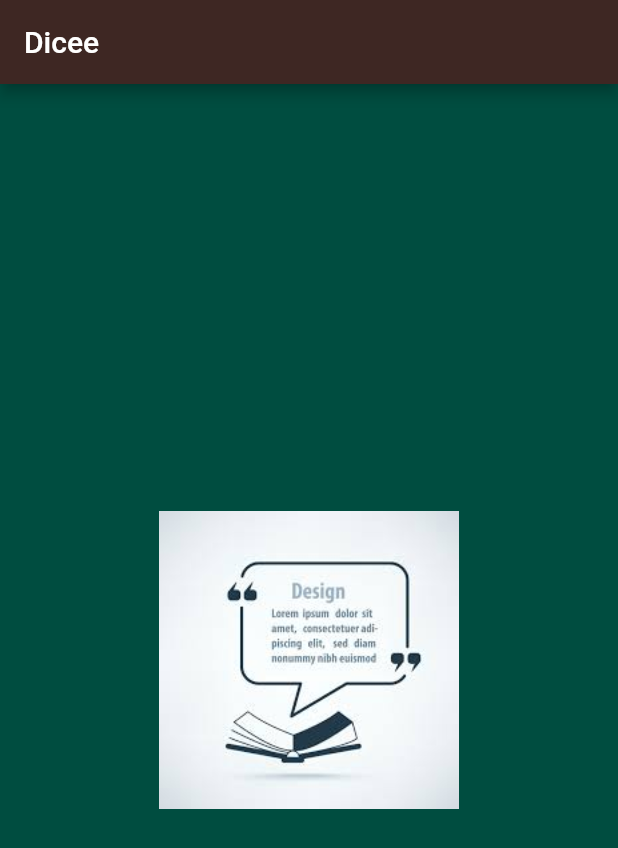
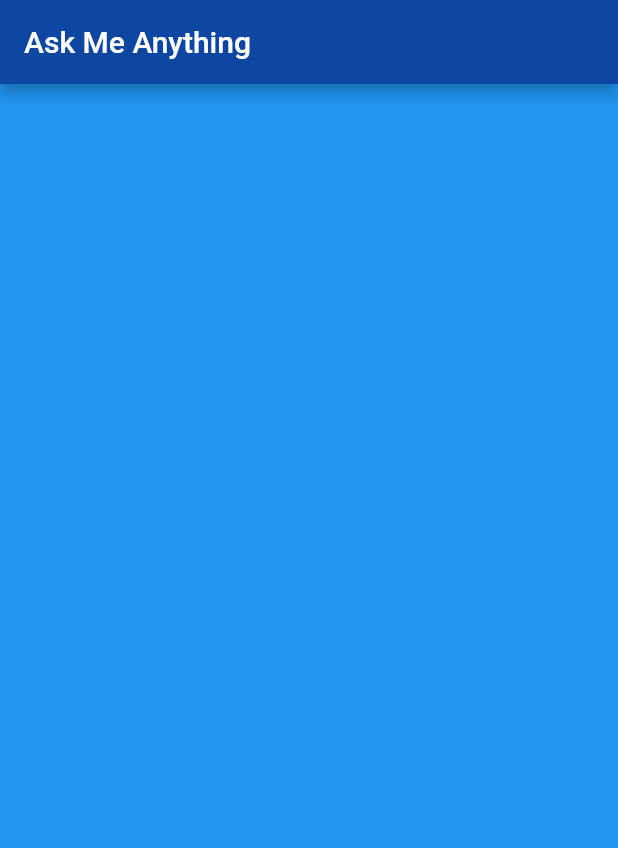
Before and after one commit to abhishekvarde/FlutterImageChanger, a Flutter app: the screen it shows after launch, on a phone screen of 412 x 824 dp. Shown: the top 848 px of the screen. Run offline on Flutter 3.47's test engine with Material 2 defaults, Android fonts, the phone set to English and light mode, and no system bars.

Commit message:
Ask me anything a new app

```diff
--- a/lib/main.dart
+++ b/lib/main.dart
@@ -11,16 +11,26 @@ class MyApp extends StatelessWidget {
   Widget build(BuildContext context) {
     return MaterialApp(
       home: Scaffold(
-        backgroundColor: Colors.teal[900],
+        backgroundColor: Colors.blue,
         appBar: AppBar(
-          title: Text('Dicee'),
-          backgroundColor: Colors.brown[900],
+          title: Text('Ask Me Anything'),
+          backgroundColor: Colors.blue[900],
         ),
-        body: DicePage(),
+        body: BallPage(),
       ),
     );
   }
 }
+
+class BallPage extends StatelessWidget {
+  @override
+  Widget build(BuildContext context) {
+    return Container();
+  }
+}
+
+/*
+
 
 class DicePage extends StatefulWidget {
   @override
@@ -64,7 +74,6 @@ class _DicePageState extends State<DicePage> {
 
 // }
 
-/*
 
 class MyApp extends StatelessWidget {
   // This widget is the root of your application.
@@ -179,4 +188,12 @@ class _MyHomePageState extends State<MyHomePage> {
   }
 }
 
+echo "# FlutterImageChanger" >> README.md
+git init
+git add .
+git commit -m "first commit"
+git branch -M main
+git remote add origin https://github.com/abhishekvarde/FlutterImageChanger.git
+git push -u origin main
+
 */
```
